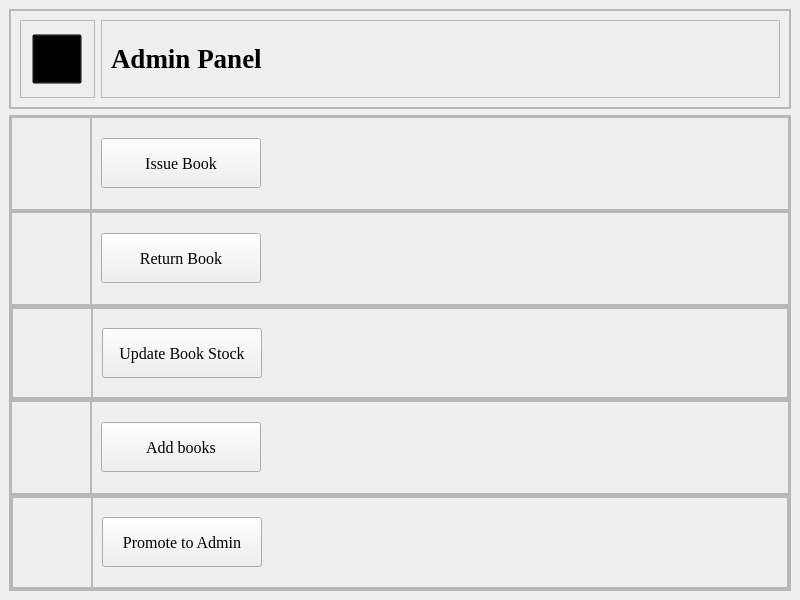
The window that adminpannel.ui (aavashlamichhane/LibMan) describes before a commit, drawn with Qt 5.
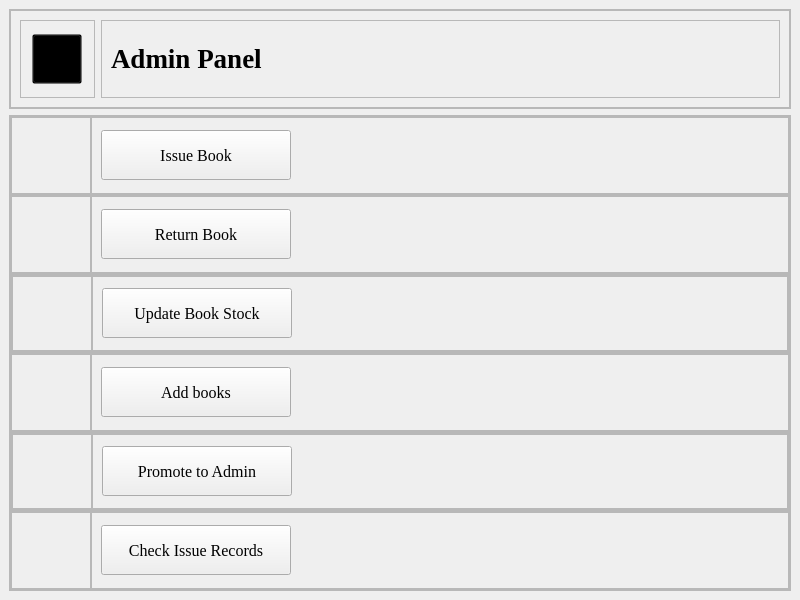
The same window after the commit. Icons and pictures are not drawn.

Commit message: added feature to filter and check issue records

```diff
--- a/adminpannel.ui
+++ b/adminpannel.ui
@@ -247,7 +247,7 @@
               <widget class="QPushButton" name="pushButton_issuebook">
                <property name="maximumSize">
                 <size>
-                 <width>160</width>
+                 <width>190</width>
                  <height>50</height>
                 </size>
                </property>
@@ -355,7 +355,7 @@
               <widget class="QPushButton" name="pushButton_returnbook">
                <property name="maximumSize">
                 <size>
-                 <width>160</width>
+                 <width>190</width>
                  <height>50</height>
                 </size>
                </property>
@@ -487,7 +487,7 @@
                  <widget class="QPushButton" name="pushButton_updatebook">
                   <property name="maximumSize">
                    <size>
-                    <width>160</width>
+                    <width>190</width>
                     <height>50</height>
                    </size>
                   </property>
@@ -598,7 +598,7 @@
               <widget class="QPushButton" name="pushButton_addbook">
                <property name="maximumSize">
                 <size>
-                 <width>160</width>
+                 <width>190</width>
                  <height>50</height>
                 </size>
                </property>
@@ -730,7 +730,7 @@
                  <widget class="QPushButton" name="pushButton_promote">
                   <property name="maximumSize">
                    <size>
-                    <width>160</width>
+                    <width>190</width>
                     <height>50</height>
                    </size>
                   </property>
@@ -754,6 +754,80 @@
          </layout>
         </widget>
        </item>
+       <item>
+        <widget class="QFrame" name="frame_3">
+         <property name="frameShape">
+          <enum>QFrame::StyledPanel</enum>
+         </property>
+         <property name="frameShadow">
+          <enum>QFrame::Raised</enum>
+         </property>
+         <layout class="QHBoxLayout" name="horizontalLayout_16">
+          <property name="spacing">
+           <number>0</number>
+          </property>
+          <property name="leftMargin">
+           <number>0</number>
+          </property>
+          <property name="topMargin">
+           <number>0</number>
+          </property>
+          <property name="rightMargin">
+           <number>0</number>
+          </property>
+          <property name="bottomMargin">
+           <number>0</number>
+          </property>
+          <item>
+           <widget class="QFrame" name="frame_4">
+            <property name="maximumSize">
+             <size>
+              <width>80</width>
+              <height>16777215</height>
+             </size>
+            </property>
+            <property name="frameShape">
+             <enum>QFrame::StyledPanel</enum>
+            </property>
+            <property name="frameShadow">
+             <enum>QFrame::Raised</enum>
+            </property>
+           </widget>
+          </item>
+          <item>
+           <widget class="QFrame" name="frame_5">
+            <property name="frameShape">
+             <enum>QFrame::StyledPanel</enum>
+            </property>
+            <property name="frameShadow">
+             <enum>QFrame::Raised</enum>
+            </property>
+            <layout class="QVBoxLayout" name="verticalLayout_9">
+             <item>
+              <widget class="QPushButton" name="pushButton_record">
+               <property name="maximumSize">
+                <size>
+                 <width>190</width>
+                 <height>50</height>
+                </size>
+               </property>
+               <property name="font">
+                <font>
+                 <family>Times New Roman</family>
+                 <pointsize>12</pointsize>
+                </font>
+               </property>
+               <property name="text">
+                <string>Check Issue Records</string>
+               </property>
+              </widget>
+             </item>
+            </layout>
+           </widget>
+          </item>
+         </layout>
+        </widget>
+       </item>
       </layout>
      </widget>
     </item>
```
The commit also changes 10 other files.
